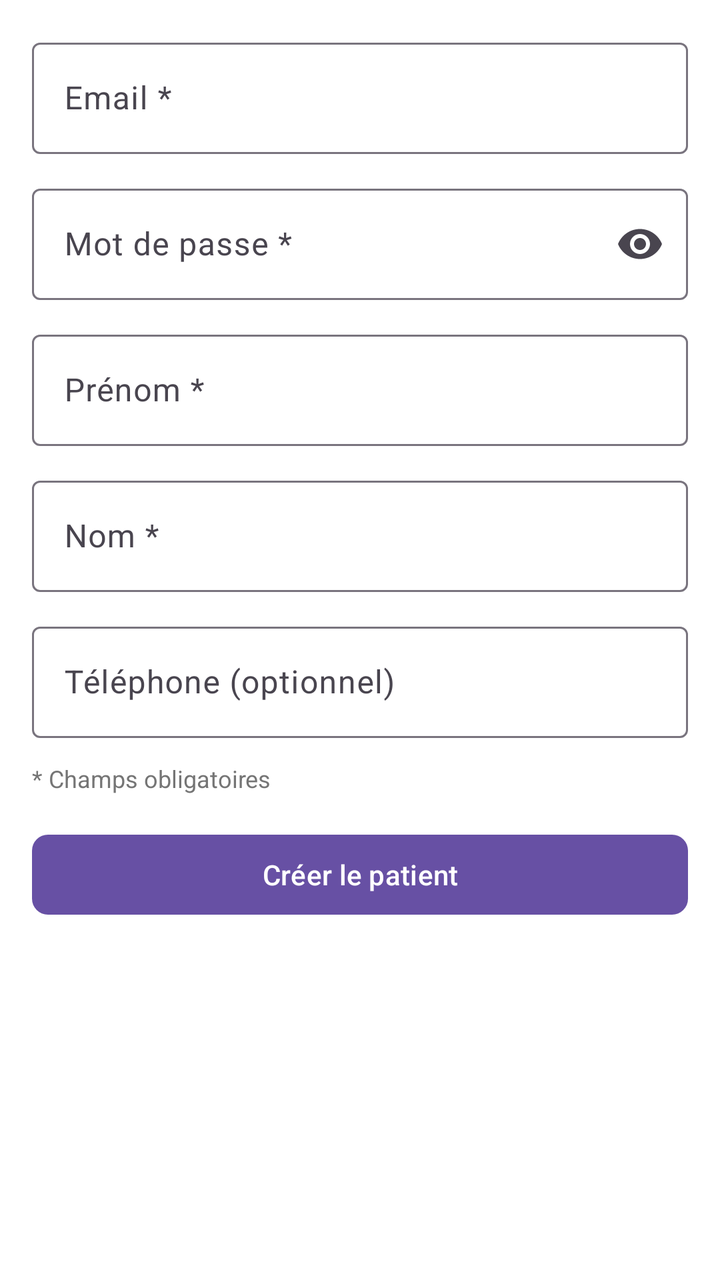
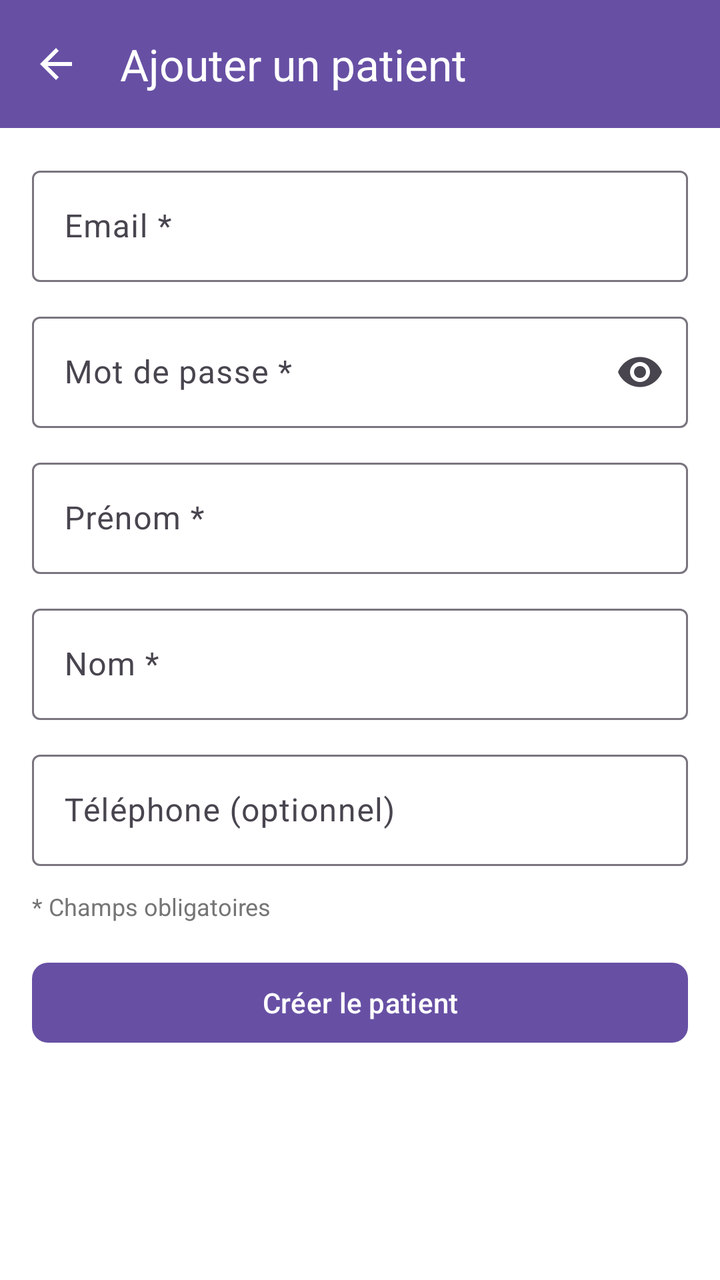

Before-and-after screenshots of an Android layout around one commit, followed by the original layout XML and the change that was made.
<!-- AndroidManifest.xml: application theme Theme.CabinetMedical -->
<!-- res/layout/activity_admin_add_patient.xml -->
<?xml version="1.0" encoding="utf-8"?>
<ScrollView xmlns:android="http://schemas.android.com/apk/res/android"
    xmlns:app="http://schemas.android.com/apk/res-auto"
    android:layout_width="match_parent"
    android:layout_height="match_parent"
    android:background="@color/white"
    android:fillViewport="true">

    <LinearLayout
        android:layout_width="match_parent"
        android:layout_height="wrap_content"
        android:orientation="vertical"
        android:padding="16dp">

        
        <ProgressBar
            android:id="@+id/progress_bar"
            android:layout_width="wrap_content"
            android:layout_height="wrap_content"
            android:layout_gravity="center"
            android:visibility="gone" />

        
        <TextView
            android:id="@+id/error_message"
            android:layout_width="match_parent"
            android:layout_height="wrap_content"
            android:background="@drawable/error_background"
            android:padding="12dp"
            android:textColor="@color/error"
            android:visibility="gone"
            android:layout_marginBottom="16dp" />

        
        <com.google.android.material.textfield.TextInputLayout
            android:layout_width="match_parent"
            android:layout_height="wrap_content"
            android:hint="Email *"
            app:boxBackgroundMode="outline"
            android:layout_marginBottom="12dp">

            <com.google.android.material.textfield.TextInputEditText
                android:id="@+id/input_email"
                android:layout_width="match_parent"
                android:layout_height="wrap_content"
                android:inputType="textEmailAddress" />

        </com.google.android.material.textfield.TextInputLayout>

        
        <com.google.android.material.textfield.TextInputLayout
            android:layout_width="match_parent"
            android:layout_height="wrap_content"
            android:hint="Mot de passe *"
            app:boxBackgroundMode="outline"
            app:endIconMode="password_toggle"
            android:layout_marginBottom="12dp">

            <com.google.android.material.textfield.TextInputEditText
                android:id="@+id/input_password"
                android:layout_width="match_parent"
                android:layout_height="wrap_content"
                android:inputType="textPassword" />

        </com.google.android.material.textfield.TextInputLayout>

        
        <com.google.android.material.textfield.TextInputLayout
            android:layout_width="match_parent"
            android:layout_height="wrap_content"
            android:hint="Prénom *"
            app:boxBackgroundMode="outline"
            android:layout_marginBottom="12dp">

            <com.google.android.material.textfield.TextInputEditText
                android:id="@+id/input_first_name"
                android:layout_width="match_parent"
                android:layout_height="wrap_content"
                android:inputType="textPersonName" />

        </com.google.android.material.textfield.TextInputLayout>

        
        <com.google.android.material.textfield.TextInputLayout
            android:layout_width="match_parent"
            android:layout_height="wrap_content"
            android:hint="Nom *"
            app:boxBackgroundMode="outline"
            android:layout_marginBottom="12dp">

            <com.google.android.material.textfield.TextInputEditText
                android:id="@+id/input_last_name"
                android:layout_width="match_parent"
                android:layout_height="wrap_content"
                android:inputType="textPersonName" />

        </com.google.android.material.textfield.TextInputLayout>

        
        <com.google.android.material.textfield.TextInputLayout
            android:layout_width="match_parent"
            android:layout_height="wrap_content"
            android:hint="Téléphone (optionnel)"
            app:boxBackgroundMode="outline"
            android:layout_marginBottom="12dp">

            <com.google.android.material.textfield.TextInputEditText
                android:id="@+id/input_phone"
                android:layout_width="match_parent"
                android:layout_height="wrap_content"
                android:inputType="phone"
                android:maxLength="10" />

        </com.google.android.material.textfield.TextInputLayout>

        
        <TextView
            android:layout_width="match_parent"
            android:layout_height="wrap_content"
            android:text="* Champs obligatoires"
            android:textColor="@color/text_secondary"
            android:textSize="12sp"
            android:layout_marginBottom="16dp" />

        
        <com.google.android.material.button.MaterialButton
            android:id="@+id/button_save"
            android:layout_width="match_parent"
            android:layout_height="wrap_content"
            android:text="Créer le patient"
            android:textColor="@color/white"
            app:cornerRadius="8dp" />

    </LinearLayout>

</ScrollView>
<!-- resources referenced by this layout -->
<resources>
  <color name="error">#F44336</color>
  <color name="text_secondary">#757575</color>
  <color name="white">#FFFFFFFF</color>
  <!-- drawable error_background (drawable) -->
  <?xml version="1.0" encoding="utf-8"?>
  <shape xmlns:android="http://schemas.android.com/apk/res/android"
      android:shape="rectangle">
      <solid android:color="#FFEBEE" />
      <corners android:radius="8dp" />
      <stroke
          android:width="1dp"
          android:color="#F44336" />
  </shape>
  <style name="Theme.CabinetMedical" parent="Base.Theme.CabinetMedical" />
  <style name="Base.Theme.CabinetMedical" parent="Theme.Material3.DayNight.NoActionBar">
          
          
      </style>
</resources>

<!-- the commit's change to res/layout/activity_admin_add_patient.xml (unified diff, before → after) -->
@@ -1,10 +1,27 @@
 <?xml version="1.0" encoding="utf-8"?>
-<ScrollView xmlns:android="http://schemas.android.com/apk/res/android"
+<LinearLayout xmlns:android="http://schemas.android.com/apk/res/android"
     xmlns:app="http://schemas.android.com/apk/res-auto"
     android:layout_width="match_parent"
     android:layout_height="match_parent"
-    android:background="@color/white"
-    android:fillViewport="true">
+    android:orientation="vertical">
+
+    
+    <com.google.android.material.appbar.MaterialToolbar
+        android:id="@+id/toolbar"
+        android:layout_width="match_parent"
+        android:layout_height="?attr/actionBarSize"
+        android:background="?attr/colorPrimary"
+        app:title="Ajouter un patient"
+        app:titleTextColor="@android:color/white"
+        app:navigationIcon="?attr/homeAsUpIndicator"
+        app:navigationIconTint="@android:color/white" />
+
+    <ScrollView
+        android:layout_width="match_parent"
+        android:layout_height="0dp"
+        android:layout_weight="1"
+        android:background="@color/white"
+        android:fillViewport="true">
 
     <LinearLayout
         android:layout_width="match_parent"
@@ -133,4 +150,6 @@
 
     </LinearLayout>
 
-</ScrollView>
+    </ScrollView>
+
+</LinearLayout>
